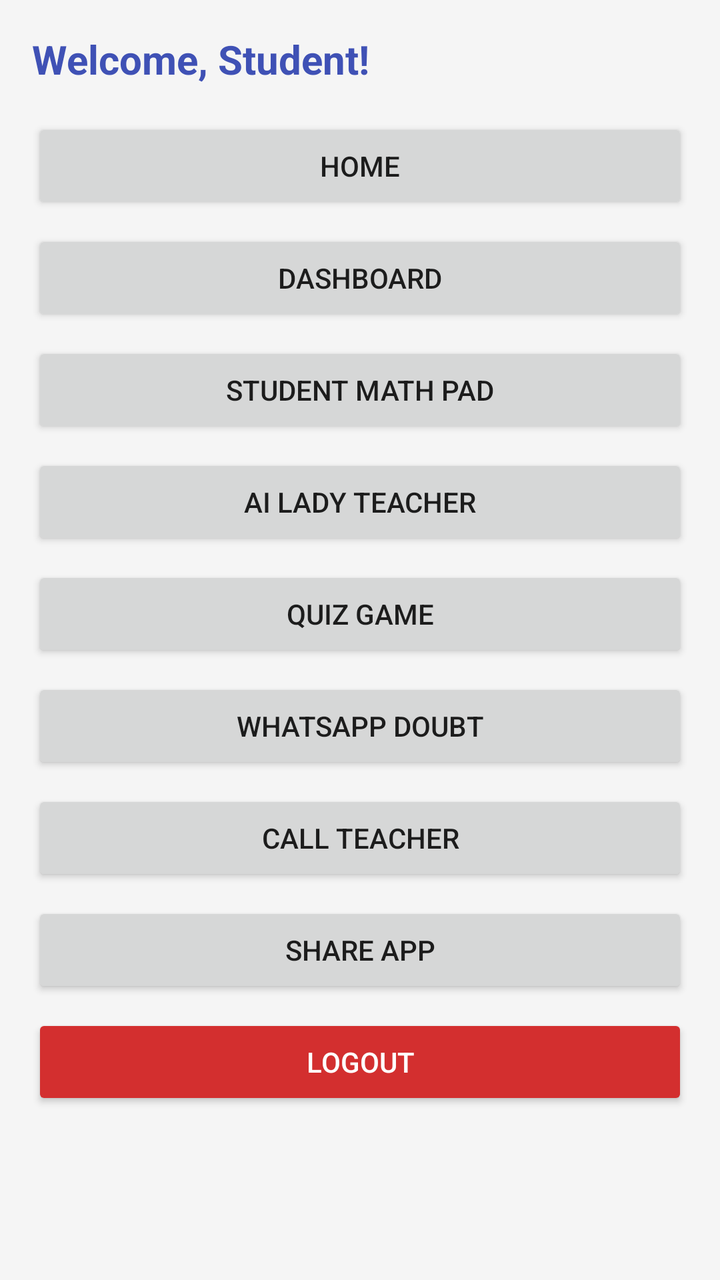
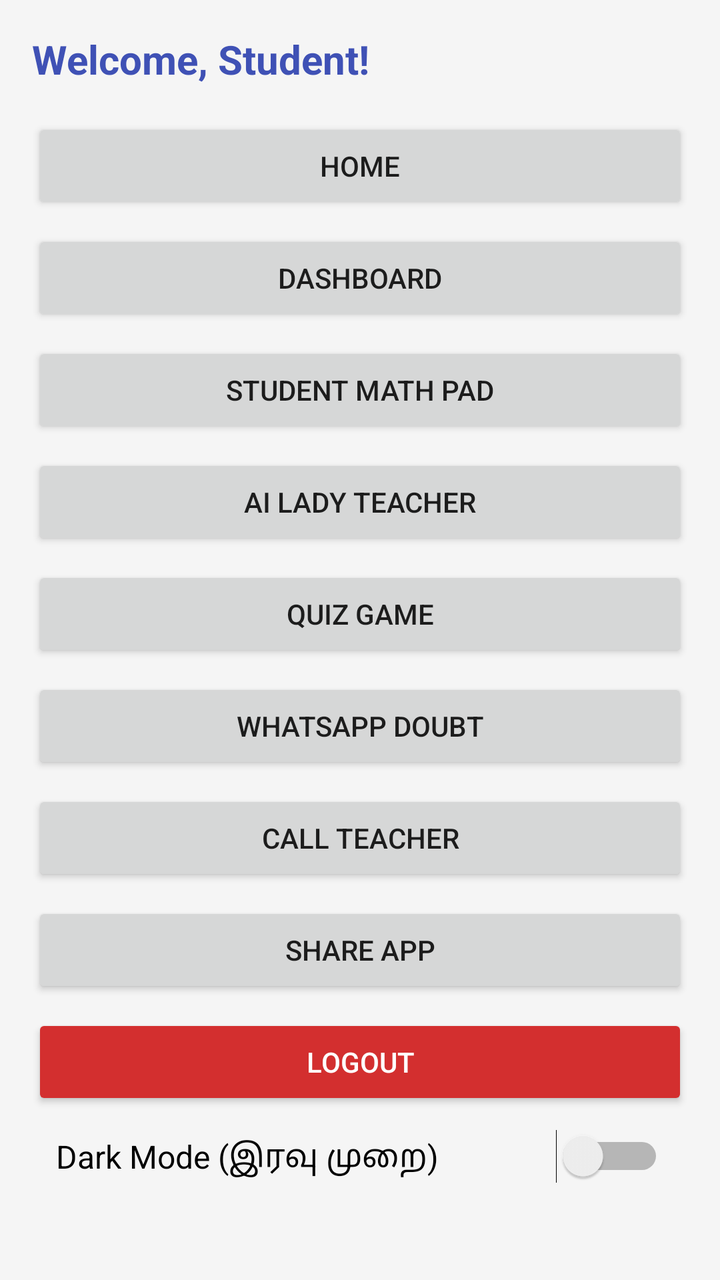

Before-and-after screenshots of an Android layout around one commit, followed by the original layout XML and the change that was made.
<!-- AndroidManifest.xml: application theme Theme.AppCompat.Light.NoActionBar -->
<!-- res/layout/activity_main.xml -->
<?xml version="1.0" encoding="utf-8"?>
<ScrollView xmlns:android="http://schemas.android.com/apk/res/android"
    android:layout_width="match_parent"
    android:layout_height="match_parent"
    android:padding="16dp"
    android:background="#F5F5F5">

    <LinearLayout
        android:layout_width="match_parent"
        android:layout_height="wrap_content"
        android:orientation="vertical">

        <TextView
            android:id="@+id/tvWelcome"
            android:layout_width="match_parent"
            android:layout_height="wrap_content"
            android:text="Welcome, Student!"
            android:textSize="20sp"
            android:textStyle="bold"
            android:textColor="#3F51B5"
            android:layout_marginBottom="16dp" />

        <Button 
            android:id="@+id/btnHome" 
            android:layout_width="match_parent" 
            android:layout_height="wrap_content" 
            android:text="Home" 
            android:layout_marginBottom="8dp"/>

        <Button 
            android:id="@+id/btnDashboard" 
            android:layout_width="match_parent" 
            android:layout_height="wrap_content" 
            android:text="Dashboard" 
            android:layout_marginBottom="8dp"/>

        <Button 
            android:id="@+id/btnMathPad" 
            android:layout_width="match_parent" 
            android:layout_height="wrap_content" 
            android:text="Student Math Pad" 
            android:layout_marginBottom="8dp"/>

        <Button 
            android:id="@+id/btnAiTeacher" 
            android:layout_width="match_parent" 
            android:layout_height="wrap_content" 
            android:text="AI Lady Teacher" 
            android:layout_marginBottom="8dp"/>

        <Button 
            android:id="@+id/btnQuiz" 
            android:layout_width="match_parent" 
            android:layout_height="wrap_content" 
            android:text="Quiz Game" 
            android:layout_marginBottom="8dp"/>

        <Button 
            android:id="@+id/btnWhatsapp" 
            android:layout_width="match_parent" 
            android:layout_height="wrap_content" 
            android:text="WhatsApp Doubt" 
            android:layout_marginBottom="8dp"/>

        <Button 
            android:id="@+id/btnCall" 
            android:layout_width="match_parent" 
            android:layout_height="wrap_content" 
            android:text="Call Teacher" 
            android:layout_marginBottom="8dp"/>

        <Button 
            android:id="@+id/btnShare" 
            android:layout_width="match_parent" 
            android:layout_height="wrap_content" 
            android:text="Share App" 
            android:layout_marginBottom="8dp"/>

        <Button 
            android:id="@+id/btnLogout" 
            android:layout_width="match_parent" 
            android:layout_height="wrap_content" 
            android:text="Logout" 
            android:backgroundTint="#D32F2F" 
            android:textColor="#FFFFFF"/>

    </LinearLayout>
</ScrollView>
<!-- resources referenced by this layout -->
<resources>

</resources>

<!-- the commit's change to res/layout/activity_main.xml (unified diff, before → after) -->
@@ -83,6 +83,13 @@
             android:text="Logout" 
             android:backgroundTint="#D32F2F" 
             android:textColor="#FFFFFF"/>
-
+<Switch
+    android:id="@+id/switchDarkMode"
+    android:layout_width="match_parent"
+    android:layout_height="wrap_content"
+    android:text="Dark Mode (இரவு முறை)"
+    android:textSize="16sp"
+    android:padding="12dp"
+    android:layout_marginBottom="12dp" />
     </LinearLayout>
 </ScrollView>
